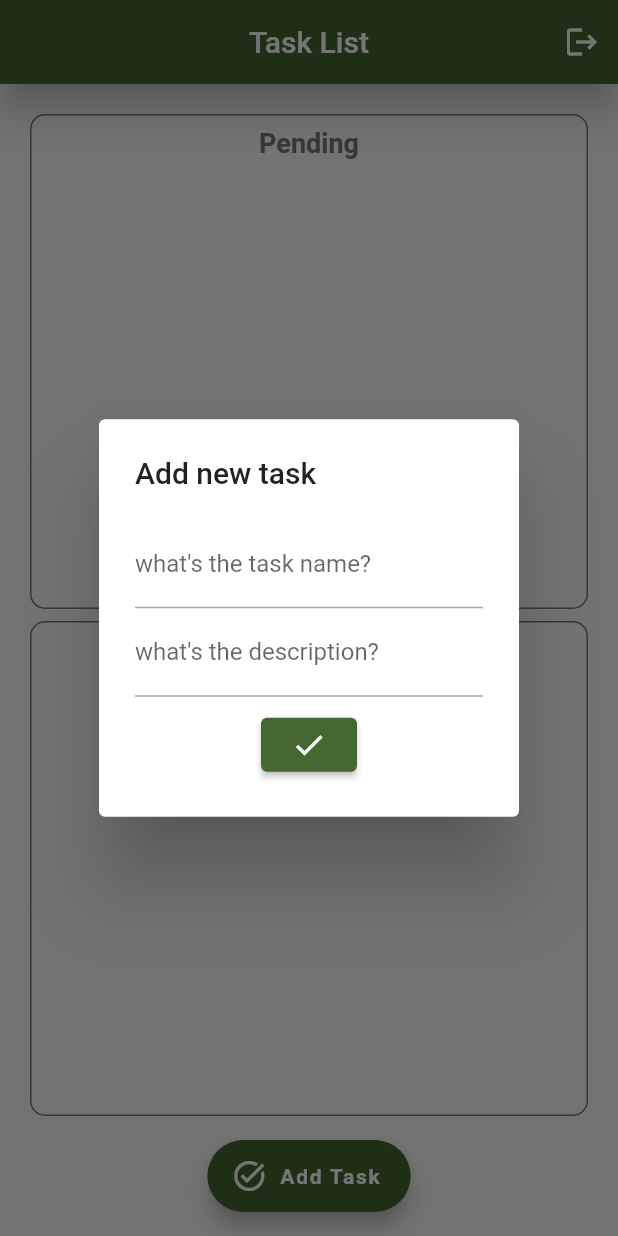
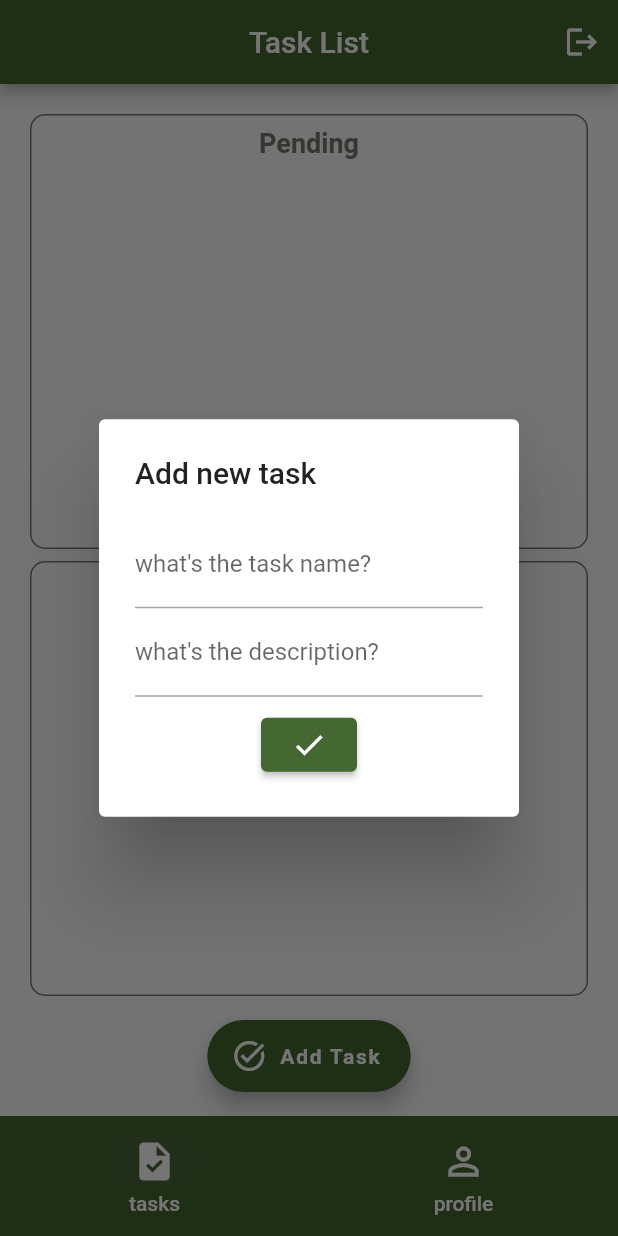
Before and after one commit to shelldonryan/toDo-list-project, a Flutter app: the screen it shows once a user with an empty profile is signed in, after a tap on "Add Task", on a phone screen of 412 x 824 dp. Run offline on Flutter 3.47's test engine with Material 3 defaults, Android fonts, the phone set to English and light mode, and no system bars; our stand-ins replace firebase_auth, firebase_core, flutter_mobx, mobx, sqflite; accounts and stored records are empty; generated files the repository leaves out were written again.

Commit message:
Feature 006 initiated
Create a Navigation bar, and configure to switch between task page and a new page home page, create a file to define a theme data to navigation bar

```diff
--- a/lib/core/firebase/auth_check.dart
+++ b/lib/core/firebase/auth_check.dart
@@ -3,7 +3,7 @@ import 'package:flutter_mobx/flutter_mobx.dart';
 import 'package:provider/provider.dart';
 import 'package:todo_list_project/core/stores/auth_store.dart';
 import 'package:todo_list_project/features/auth/pages/auth_page.dart';
-import 'package:todo_list_project/features/task/pages/tasks_page.dart';
+import 'package:todo_list_project/shared/pages/home_page.dart';
 
 class AuthCheck extends StatefulWidget {
   const AuthCheck({super.key});
@@ -19,7 +19,7 @@ class _AuthCheckState extends State<AuthCheck> {
     final authStore = Provider.of<AuthStore>(context);
     return Observer(builder:(_) {
       if (authStore.userIsAuth) {
-        return TaskPage();
+        return const HomePage();
       }
       return const AuthPage();
     });
--- a/lib/features/auth/pages/auth_page.dart
+++ b/lib/features/auth/pages/auth_page.dart
@@ -3,8 +3,10 @@ import 'package:flutter_mobx/flutter_mobx.dart';
 import 'package:provider/provider.dart';
 import 'package:todo_list_project/core/stores/auth_store.dart';
 import 'package:todo_list_project/core/stores/user_store.dart';
-import 'package:todo_list_project/shared/themes/index.dart';
 import 'package:todo_list_project/shared/widgets/show_snack_bar.dart';
+
+import '../../../shared/themes/decoration_field_auth.dart';
+import '../../../shared/themes/my_colors.dart';
 
 class AuthPage extends StatefulWidget {
   const AuthPage({super.key});
--- /dev/null
+++ b/lib/features/auth/pages/profile_page.dart
@@ -0,0 +1,19 @@
+import 'package:flutter/material.dart';
+
+import '../../../shared/themes/my_colors.dart';
+
+class ProfilePage extends StatelessWidget {
+  const ProfilePage({super.key});
+
+  @override
+  Widget build(BuildContext context) {
+    return Scaffold(
+      appBar: AppBar(
+        centerTitle: true,
+        backgroundColor: MyColors.greenSofTec,
+        foregroundColor: Theme.of(context).colorScheme.onPrimary,
+        title: const Text("Profile"),
+      ),
+    );
+  }
+}
--- a/lib/features/task/pages/tasks_page.dart
+++ b/lib/features/task/pages/tasks_page.dart
@@ -5,7 +5,8 @@ import 'package:todo_list_project/core/stores/auth_store.dart';
 import 'package:todo_list_project/core/stores/tasks_store.dart';
 import 'package:todo_list_project/features/task/models/task.dart';
 import 'package:todo_list_project/shared/widgets/show_snack_bar.dart';
-import '../../../shared/themes/index.dart';
+
+import '../../../shared/themes/my_colors.dart';
 
 class TaskPage extends StatefulWidget {
   const TaskPage({super.key});
@@ -15,8 +16,8 @@ class TaskPage extends StatefulWidget {
 }
 
 class _TaskPageState extends State<TaskPage> {
-  final titleController = TextEditingController();
-  final descriptionController = TextEditingController();
+  late final TextEditingController titleController;
+  late final TextEditingController descriptionController;
   late final TaskStore taskStore;
   late final AuthStore authStore;
 
@@ -215,10 +216,21 @@ class _TaskPageState extends State<TaskPage> {
   }
 
   @override
-  Widget build(BuildContext context) {
+  void initState() {
+    super.initState();
+    titleController = TextEditingController();
+    descriptionController = TextEditingController();
+  }
+
+  @override
+  void didChangeDependencies() {
+    super.didChangeDependencies();
     taskStore = Provider.of<TaskStore>(context);
     authStore = Provider.of<AuthStore>(context);
+  }
 
+  @override
+  Widget build(BuildContext context) {
     taskStore.loadTasks();
 
     return Scaffold(
@@ -227,7 +239,6 @@ class _TaskPageState extends State<TaskPage> {
         backgroundColor: MyColors.greenSofTec,
         foregroundColor: Theme.of(context).colorScheme.onPrimary,
         title: const Text("Task List"),
-        elevation: 10,
         actions: [
           IconButton(
               onPressed: () {
--- a/lib/main.dart
+++ b/lib/main.dart
@@ -7,7 +7,7 @@ import 'package:firebase_core/firebase_core.dart';
 import 'package:todo_list_project/core/stores/auth_store.dart';
 import 'package:todo_list_project/core/stores/user_store.dart';
 import 'firebase_options.dart';
-import 'package:todo_list_project/shared/themes/index.dart';
+import 'package:todo_list_project/shared/themes/my_colors.dart';
 import 'package:provider/provider.dart';
 
 void main() async {
--- /dev/null
+++ b/lib/shared/pages/home_page.dart
@@ -0,0 +1,62 @@
+import 'package:flutter/material.dart';
+import 'package:todo_list_project/features/task/pages/tasks_page.dart';
+
+import '../../features/auth/pages/profile_page.dart';
+import '../themes/navigation_bar_theme.dart';
+
+class HomePage extends StatefulWidget {
+  const HomePage({super.key});
+
+  @override
+  State<HomePage> createState() => _HomePageState();
+}
+
+class _HomePageState extends State<HomePage> {
+  int currentPage = 0;
+  late PageController pageController;
+
+  @override
+  void initState() {
+    super.initState();
+    pageController = PageController(initialPage: currentPage);
+  }
+
+  setCurrentPage(page) {
+    setState(() {
+      currentPage = page;
+    });
+  }
+
+  @override
+  Widget build(BuildContext context) {
+    return Scaffold(
+      body: PageView(
+        controller: pageController,
+        onPageChanged: setCurrentPage,
+        children: const [
+          TaskPage(),
+          ProfilePage(),
+        ],
+      ),
+      bottomNavigationBar: NavigationBarTheme(
+        data: GetNavigationBarTheme(),
+        child: NavigationBar(
+          selectedIndex: currentPage,
+          onDestinationSelected: (page) {
+            pageController.animateToPage(page, duration: const Duration(milliseconds: 400), curve: Curves.ease);
+          },
+          destinations: const [
+            NavigationDestination(
+                icon: Icon(Icons.task_outlined),
+                selectedIcon: Icon(Icons.task),
+                label: 'tasks'),
+            NavigationDestination(
+                icon: Icon(Icons.person_outline),
+                selectedIcon: Icon(Icons.person),
+                label: 'profile'),
+          ],
+        ),
+      ),
+    );
+  }
+}
--- a/lib/shared/themes/index.dart
+++ /dev/null
@@ -1,2 +0,0 @@
-export 'my_colors.dart';
-export 'decoration_field_auth.dart';
--- /dev/null
+++ b/lib/shared/themes/navigation_bar_theme.dart
@@ -0,0 +1,10 @@
+import 'package:flutter/material.dart';
+import 'package:todo_list_project/shared/themes/my_colors.dart';
+
+NavigationBarThemeData GetNavigationBarTheme() {
+  return const NavigationBarThemeData(
+    backgroundColor: MyColors.greenSofTec,
+    iconTheme: WidgetStatePropertyAll(IconThemeData(color: Colors.white, size: 30)),
+    labelTextStyle: WidgetStatePropertyAll(TextStyle(fontSize: 14, fontWeight: FontWeight.w500, color: Colors.white)),
+  );
+}
```
